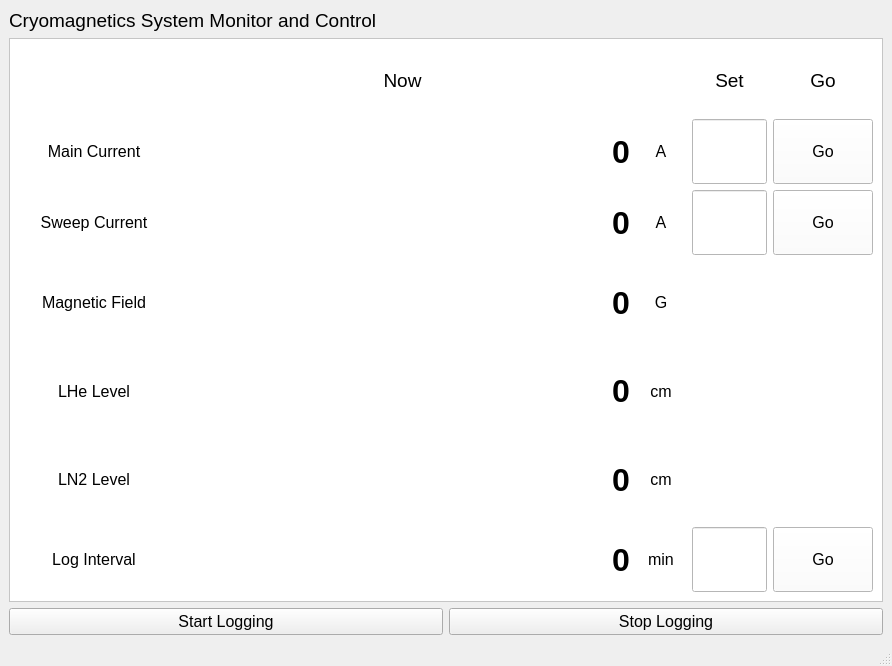
MichalKononenko/MrFreeze, file mr_freeze/ui/MainwindowUI.ui: the form before one commit.
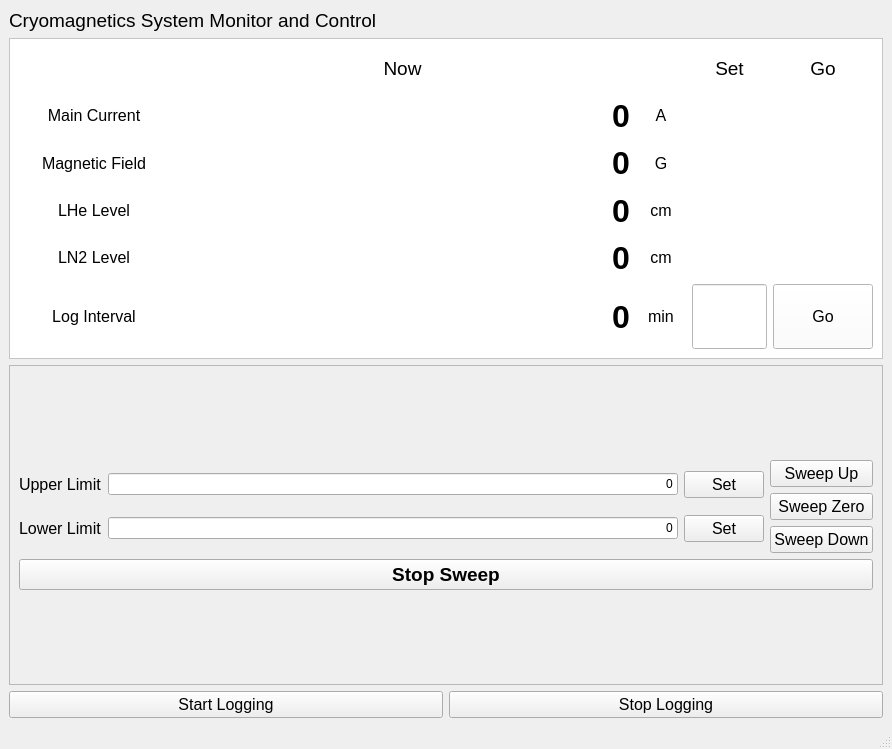
The form after the commit. Icons and pictures are not drawn.

Commit message: Rebuilt the UI, kept the old wiring.

What changed in the file:
```diff
--- a/mr_freeze/ui/MainwindowUI.ui
+++ b/mr_freeze/ui/MainwindowUI.ui
@@ -7,7 +7,7 @@
     <x>0</x>
     <y>0</y>
     <width>892</width>
-    <height>666</height>
+    <height>749</height>
    </rect>
   </property>
   <property name="maximumSize">
@@ -25,6 +25,34 @@
   </property>
   <widget class="QWidget" name="centralwidget">
    <layout class="QGridLayout" name="gridLayout">
+    <item row="6" column="0">
+     <layout class="QGridLayout" name="logging_button_panel">
+      <item row="0" column="0">
+       <widget class="QPushButton" name="start_logging_button">
+        <property name="font">
+         <font>
+          <pointsize>12</pointsize>
+         </font>
+        </property>
+        <property name="text">
+         <string>Start Logging</string>
+        </property>
+       </widget>
+      </item>
+      <item row="0" column="1">
+       <widget class="QPushButton" name="stop_logging_button">
+        <property name="font">
+         <font>
+          <pointsize>12</pointsize>
+         </font>
+        </property>
+        <property name="text">
+         <string>Stop Logging</string>
+        </property>
+       </widget>
+      </item>
+     </layout>
+    </item>
     <item row="0" column="0">
      <widget class="QLabel" name="label">
       <property name="font">
@@ -463,7 +491,7 @@
          <x>0</x>
          <y>0</y>
          <width>872</width>
-         <height>527</height>
+         <height>405</height>
         </rect>
        </property>
        <layout class="QGridLayout" name="gridLayout_3">
@@ -472,8 +500,53 @@
           <property name="sizeConstraint">
            <enum>QLayout::SetDefaultConstraint</enum>
           </property>
-          <item row="1" column="2">
-           <widget class="QLabel" name="main_current_display">
+          <item row="4" column="3">
+           <widget class="QLabel" name="ln2_unit_label">
+            <property name="font">
+             <font>
+              <pointsize>12</pointsize>
+             </font>
+            </property>
+            <property name="text">
+             <string>cm</string>
+            </property>
+            <property name="alignment">
+             <set>Qt::AlignCenter</set>
+            </property>
+           </widget>
+          </item>
+          <item row="5" column="4">
+           <widget class="QLineEdit" name="log_interval_textbox">
+            <property name="maximumSize">
+             <size>
+              <width>75</width>
+              <height>65</height>
+             </size>
+            </property>
+            <property name="font">
+             <font>
+              <pointsize>12</pointsize>
+             </font>
+            </property>
+           </widget>
+          </item>
+          <item row="5" column="3">
+           <widget class="QLabel" name="log_interval_unit_label">
+            <property name="font">
+             <font>
+              <pointsize>12</pointsize>
+             </font>
+            </property>
+            <property name="text">
+             <string>min</string>
+            </property>
+            <property name="alignment">
+             <set>Qt::AlignCenter</set>
+            </property>
+           </widget>
+          </item>
+          <item row="5" column="2">
+           <widget class="QLabel" name="log_interval_display">
             <property name="font">
              <font>
               <pointsize>24</pointsize>
@@ -490,23 +563,6 @@
            </widget>
           </item>
           <item row="3" column="2">
-           <widget class="QLabel" name="magnetic_field_display">
-            <property name="font">
-             <font>
-              <pointsize>24</pointsize>
-              <weight>75</weight>
-              <bold>true</bold>
-             </font>
-            </property>
-            <property name="text">
-             <string>0</string>
-            </property>
-            <property name="alignment">
-             <set>Qt::AlignRight|Qt::AlignTrailing|Qt::AlignVCenter</set>
-            </property>
-           </widget>
-          </item>
-          <item row="4" column="2">
            <widget class="QLabel" name="lhe_level_display">
             <property name="font">
              <font>
@@ -523,7 +579,64 @@
             </property>
            </widget>
           </item>
-          <item row="5" column="2">
+          <item row="5" column="0">
+           <widget class="QLabel" name="log_interval_label">
+            <property name="maximumSize">
+             <size>
+              <width>150</width>
+              <height>16777215</height>
+             </size>
+            </property>
+            <property name="font">
+             <font>
+              <pointsize>12</pointsize>
+             </font>
+            </property>
+            <property name="text">
+             <string>Log Interval</string>
+            </property>
+            <property name="alignment">
+             <set>Qt::AlignCenter</set>
+            </property>
+           </widget>
+          </item>
+          <item row="0" column="2">
+           <widget class="QLabel" name="value_section_title">
+            <property name="maximumSize">
+             <size>
+              <width>16777215</width>
+              <height>65</height>
+             </size>
+            </property>
+            <property name="font">
+             <font>
+              <pointsize>14</pointsize>
+             </font>
+            </property>
+            <property name="text">
+             <string>Now</string>
+            </property>
+            <property name="alignment">
+             <set>Qt::AlignCenter</set>
+            </property>
+           </widget>
+          </item>
+          <item row="3" column="3">
+           <widget class="QLabel" name="lhe_level_unit_label">
+            <property name="font">
+             <font>
+              <pointsize>12</pointsize>
+             </font>
+            </property>
+            <property name="text">
+             <string>cm</string>
+            </property>
+            <property name="alignment">
+             <set>Qt::AlignCenter</set>
+            </property>
+           </widget>
+          </item>
+          <item row="4" column="2">
            <widget class="QLabel" name="ln2_level_display">
             <property name="font">
              <font>
@@ -540,7 +653,43 @@
             </property>
            </widget>
           </item>
+          <item row="0" column="5">
+           <widget class="QLabel" name="go_section_title">
+            <property name="font">
+             <font>
+              <pointsize>14</pointsize>
+             </font>
+            </property>
+            <property name="text">
+             <string>Go</string>
+            </property>
+            <property name="alignment">
+             <set>Qt::AlignCenter</set>
+            </property>
+           </widget>
+          </item>
           <item row="3" column="0">
+           <widget class="QLabel" name="liquid_helium_label">
+            <property name="maximumSize">
+             <size>
+              <width>150</width>
+              <height>16777215</height>
+             </size>
+            </property>
+            <property name="font">
+             <font>
+              <pointsize>12</pointsize>
+             </font>
+            </property>
+            <property name="text">
+             <string>LHe Level</string>
+            </property>
+            <property name="alignment">
+             <set>Qt::AlignCenter</set>
+            </property>
+           </widget>
+          </item>
+          <item row="2" column="0">
            <widget class="QLabel" name="label_9">
             <property name="maximumSize">
              <size>
@@ -561,6 +710,28 @@
             </property>
            </widget>
           </item>
+          <item row="0" column="0">
+           <widget class="QLabel" name="blank_label">
+            <property name="text">
+             <string/>
+            </property>
+           </widget>
+          </item>
+          <item row="2" column="3">
+           <widget class="QLabel" name="magnetic_field_unit_label">
+            <property name="font">
+             <font>
+              <pointsize>12</pointsize>
+             </font>
+            </property>
+            <property name="text">
+             <string>G</string>
+            </property>
+            <property name="alignment">
+             <set>Qt::AlignCenter</set>
+            </property>
+           </widget>
+          </item>
           <item row="1" column="0">
            <widget class="QLabel" name="label_2">
             <property name="maximumSize">
@@ -582,42 +753,6 @@
             </property>
            </widget>
           </item>
-          <item row="3" column="3">
-           <widget class="QLabel" name="label_15">
-            <property name="font">
-             <font>
-              <pointsize>12</pointsize>
-             </font>
-            </property>
-            <property name="text">
-             <string>G</string>
-            </property>
-            <property name="alignment">
-             <set>Qt::AlignCenter</set>
-            </property>
-           </widget>
-          </item>
-          <item row="1" column="3">
-           <widget class="QLabel" name="label_4">
-            <property name="maximumSize">
-             <size>
-              <width>50</width>
-              <height>16777215</height>
-             </size>
-            </property>
-            <property name="font">
-             <font>
-              <pointsize>12</pointsize>
-             </font>
-            </property>
-            <property name="text">
-             <string>A</string>
-            </property>
-            <property name="alignment">
-             <set>Qt::AlignCenter</set>
-            </property>
-           </widget>
-          </item>
           <item row="0" column="4">
            <widget class="QLabel" name="label_7">
             <property name="font">
@@ -633,66 +768,6 @@
             </property>
            </widget>
           </item>
-          <item row="1" column="5">
-           <widget class="QPushButton" name="set_main_current_button">
-            <property name="minimumSize">
-             <size>
-              <width>0</width>
-              <height>65</height>
-             </size>
-            </property>
-            <property name="maximumSize">
-             <size>
-              <width>100</width>
-              <height>16777215</height>
-             </size>
-            </property>
-            <property name="font">
-             <font>
-              <pointsize>12</pointsize>
-             </font>
-            </property>
-            <property name="text">
-             <string>Go</string>
-            </property>
-           </widget>
-          </item>
-          <item row="2" column="4">
-           <widget class="QLineEdit" name="sweep_current_textbox">
-            <property name="minimumSize">
-             <size>
-              <width>0</width>
-              <height>65</height>
-             </size>
-            </property>
-            <property name="maximumSize">
-             <size>
-              <width>75</width>
-              <height>16777215</height>
-             </size>
-            </property>
-            <property name="font">
-             <font>
-              <pointsize>12</pointsize>
-             </font>
-            </property>
-           </widget>
-          </item>
-          <item row="0" column="5">
-           <widget class="QLabel" name="label_13">
-            <property name="font">
-             <font>
-              <pointsize>14</pointsize>
-             </font>
-            </property>
-            <property name="text">
-             <string>Go</string>
-            </property>
-            <property name="alignment">
-             <set>Qt::AlignCenter</set>
-            </property>
-           </widget>
-          </item>
           <item row="0" column="3">
            <widget class="QLabel" name="label_6">
             <property name="text">
@@ -700,8 +775,8 @@
             </property>
            </widget>
           </item>
-          <item row="5" column="0">
-           <widget class="QLabel" name="label_11">
+          <item row="4" column="0">
+           <widget class="QLabel" name="liquid_nitrogen_label">
             <property name="maximumSize">
              <size>
               <width>150</width>
@@ -721,68 +796,20 @@
             </property>
            </widget>
           </item>
-          <item row="4" column="3">
-           <widget class="QLabel" name="label_16">
-            <property name="font">
-             <font>
-              <pointsize>12</pointsize>
-             </font>
-            </property>
-            <property name="text">
-             <string>cm</string>
-            </property>
-            <property name="alignment">
-             <set>Qt::AlignCenter</set>
-            </property>
-           </widget>
-          </item>
-          <item row="2" column="5">
-           <widget class="QPushButton" name="pushButton_2">
-            <property name="minimumSize">
-             <size>
-              <width>0</width>
-              <height>65</height>
-             </size>
-            </property>
-            <property name="maximumSize">
-             <size>
-              <width>100</width>
-              <height>16777215</height>
-             </size>
-            </property>
-            <property name="font">
-             <font>
-              <pointsize>12</pointsize>
-             </font>
-            </property>
-            <property name="text">
-             <string>Go</string>
-            </property>
-           </widget>
-          </item>
-          <item row="6" column="3">
-           <widget class="QLabel" name="label_18">
-            <property name="font">
-             <font>
-              <pointsize>12</pointsize>
-             </font>
-            </property>
-            <property name="text">
-             <string>min</string>
-            </property>
-            <property name="alignment">
-             <set>Qt::AlignCenter</set>
-            </property>
-           </widget>
-          </item>
-          <item row="6" column="5">
+          <item row="5" column="5">
            <widget class="QPushButton" name="log_interval_go_button">
             <property name="minimumSize">
              <size>
-              <width>0</width>
+              <width>100</width>
               <height>65</height>
              </size>
             </property>
+            <property name="maximumSize">
+             <size>
+              <width>100</width>
+              <height>16777215</height>
+             </size>
+            </property>
             <property name="font">
              <font>
               <pointsize>12</pointsize>
@@ -793,165 +820,8 @@
             </property>
            </widget>
           </item>
-          <item row="5" column="3">
-           <widget class="QLabel" name="label_17">
-            <property name="font">
-             <font>
-              <pointsize>12</pointsize>
-             </font>
-            </property>
-            <property name="text">
-             <string>cm</string>
-            </property>
-            <property name="alignment">
-             <set>Qt::AlignCenter</set>
-            </property>
-           </widget>
-          </item>
-          <item row="6" column="0">
-           <widget class="QLabel" name="label_12">
-            <property name="maximumSize">
-             <size>
-              <width>150</width>
-              <height>16777215</height>
-             </size>
-            </property>
-            <property name="font">
-             <font>
-              <pointsize>12</pointsize>
-             </font>
-            </property>
-            <property name="text">
-             <string>Log Interval</string>
-            </property>
-            <property name="alignment">
-             <set>Qt::AlignCenter</set>
-            </property>
-           </widget>
-          </item>
-          <item row="4" column="0">
-           <widget class="QLabel" name="label_10">
-            <property name="maximumSize">
-             <size>
-              <width>150</width>
-              <height>16777215</height>
-             </size>
-            </property>
-            <property name="font">
-             <font>
-              <pointsize>12</pointsize>
-             </font>
-            </property>
-            <property name="text">
-             <string>LHe Level</string>
-            </property>
-            <property name="alignment">
-             <set>Qt::AlignCenter</set>
-            </property>
-           </widget>
-          </item>
-          <item row="0" column="0">
-           <widget class="QLabel" name="label_3">
-            <property name="text">
-             <string/>
-            </property>
-           </widget>
-          </item>
-          <item row="0" column="2">
-           <widget class="QLabel" name="label_5">
-            <property name="maximumSize">
-             <size>
-              <width>16777215</width>
-              <height>65</height>
-             </size>
-            </property>
-            <property name="font">
-             <font>
-              <pointsize>14</pointsize>
-             </font>
-            </property>
-            <property name="text">
-             <string>Now</string>
-            </property>
-            <property name="alignment">
-             <set>Qt::AlignCenter</set>
-            </property>
-           </widget>
-          </item>
-          <item row="2" column="0">
-           <widget class="QLabel" name="label_8">
-            <property name="maximumSize">
-             <size>
-              <width>150</width>
-              <height>16777215</height>
-             </size>
-            </property>
-            <property name="font">
-             <font>
-              <pointsize>12</pointsize>
-             </font>
-            </property>
-            <property name="text">
-             <string>Sweep Current</string>
-            </property>
-            <property name="alignment">
-             <set>Qt::AlignCenter</set>
-            </property>
-           </widget>
-          </item>
-          <item row="2" column="3">
-           <widget class="QLabel" name="label_14">
-            <property name="font">
-             <font>
-              <pointsize>12</pointsize>
-             </font>
-            </property>
-            <property name="text">
-             <string>A</string>
-            </property>
-            <property name="alignment">
-             <set>Qt::AlignCenter</set>
-            </property>
-           </widget>
-          </item>
-          <item row="6" column="4">
-           <widget class="QLineEdit" name="log_interval_textbox">
-            <property name="maximumSize">
-             <size>
-              <width>75</width>
-              <height>65</height>
-             </size>
-            </property>
-            <property name="font">
-             <font>
-              <pointsize>12</pointsize>
-             </font>
-            </property>
-           </widget>
-          </item>
-          <item row="1" column="4">
-           <widget class="QLineEdit" name="main_current_textbox">
-            <property name="minimumSize">
-             <size>
-              <width>0</width>
-              <height>65</height>
-             </size>
-            </property>
-            <property name="maximumSize">
-             <size>
-              <width>75</width>
-              <height>16777215</height>
-             </size>
-            </property>
-            <property name="font">
-             <font>
-              <pointsize>12</pointsize>
-             </font>
-            </property>
-           </widget>
-          </item>
-          <item row="6" column="2">
-           <widget class="QLabel" name="log_interval_display">
+          <item row="1" column="2">
+           <widget class="QLabel" name="main_current_display">
             <property name="font">
              <font>
               <pointsize>24</pointsize>
@@ -968,7 +838,7 @@
            </widget>
           </item>
           <item row="2" column="2">
-           <widget class="QLabel" name="sweep_current_display">
+           <widget class="QLabel" name="magnetic_field_display">
             <property name="font">
              <font>
               <pointsize>24</pointsize>
@@ -984,39 +854,185 @@
             </property>
            </widget>
           </item>
+          <item row="1" column="3">
+           <widget class="QLabel" name="current_unit_label">
+            <property name="maximumSize">
+             <size>
+              <width>50</width>
+              <height>16777215</height>
+             </size>
+            </property>
+            <property name="font">
+             <font>
+              <pointsize>12</pointsize>
+             </font>
+            </property>
+            <property name="text">
+             <string>A</string>
+            </property>
+            <property name="alignment">
+             <set>Qt::AlignCenter</set>
+            </property>
+           </widget>
+          </item>
          </layout>
         </item>
        </layout>
       </widget>
      </widget>
     </item>
-    <item row="2" column="0">
-     <layout class="QGridLayout" name="gridLayout_5">
-      <item row="0" column="0">
-       <widget class="QPushButton" name="start_logging_button">
-        <property name="font">
-         <font>
-          <pointsize>12</pointsize>
-         </font>
-        </property>
-        <property name="text">
-         <string>Start Logging</string>
-        </property>
-       </widget>
-      </item>
-      <item row="0" column="1">
-       <widget class="QPushButton" name="stop_logging_button">
-        <property name="font">
-         <font>
-          <pointsize>12</pointsize>
-         </font>
-        </property>
-        <property name="text">
-         <string>Stop Logging</string>
-        </property>
-       </widget>
-      </item>
-     </layout>
+    <item row="3" column="0">
+     <widget class="QScrollArea" name="scrollArea_2">
+      <property name="widgetResizable">
+       <bool>true</bool>
+      </property>
+      <widget class="QWidget" name="scrollAreaWidgetContents_2">
+       <property name="geometry">
+        <rect>
+         <x>0</x>
+         <y>0</y>
+         <width>872</width>
+         <height>197</height>
+        </rect>
+       </property>
+       <layout class="QGridLayout" name="gridLayout_6">
+        <item row="0" column="0">
+         <layout class="QVBoxLayout" name="verticalLayout_2">
+          <item>
+           <layout class="QHBoxLayout" name="horizontalLayout">
+            <item>
+             <layout class="QGridLayout" name="gridLayout_7">
+              <item row="0" column="2">
+               <widget class="QPushButton" name="set_upper_sweep_current_button">
+                <property name="font">
+                 <font>
+                  <pointsize>12</pointsize>
+                 </font>
+                </property>
+                <property name="text">
+                 <string>Set</string>
+                </property>
+               </widget>
+              </item>
+              <item row="1" column="1">
+               <widget class="QLineEdit" name="lower_sweep_limit">
+                <property name="text">
+                 <string>0</string>
+                </property>
+                <property name="alignment">
+                 <set>Qt::AlignRight|Qt::AlignTrailing|Qt::AlignVCenter</set>
+                </property>
+               </widget>
+              </item>
+              <item row="0" column="1">
+               <widget class="QLineEdit" name="upper_sweep_limit">
+                <property name="text">
+                 <string>0</string>
+                </property>
+                <property name="alignment">
+                 <set>Qt::AlignRight|Qt::AlignTrailing|Qt::AlignVCenter</set>
+                </property>
+               </widget>
+              </item>
+              <item row="1" column="2">
+               <widget class="QPushButton" name="set_lower_sweep_current_button">
+                <property name="font">
+                 <font>
+                  <pointsize>12</pointsize>
+                 </font>
+                </property>
+                <property name="text">
+                 <string>Set</string>
+                </property>
+               </widget>
+              </item>
+              <item row="0" column="0">
+               <widget class="QLabel" name="label_8">
+                <property name="font">
+                 <font>
+                  <pointsize>12</pointsize>
+                 </font>
+                </property>
+                <property name="text">
+                 <string>Upper Limit</string>
+                </property>
+               </widget>
+              </item>
+              <item row="1" column="0">
+               <widget class="QLabel" name="label_19">
+                <property name="font">
+                 <font>
+                  <pointsize>12</pointsize>
+                 </font>
+                </property>
+                <property name="text">
+                 <string>Lower Limit</string>
+                </property>
+               </widget>
+              </item>
+             </layout>
+            </item>
+            <item>
+             <layout class="QVBoxLayout" name="verticalLayout">
+              <item>
+               <widget class="QPushButton" name="sweep_up_button">
+                <property name="font">
+                 <font>
+                  <pointsize>12</pointsize>
+                 </font>
+                </property>
+                <property name="text">
+                 <string>Sweep Up</string>
+                </property>
+               </widget>
+              </item>
+              <item>
+               <widget class="QPushButton" name="sweep_zero_button">
+                <property name="font">
+                 <font>
+                  <pointsize>12</pointsize>
+                 </font>
+                </property>
+                <property name="text">
+                 <string>Sweep Zero</string>
+                </property>
+               </widget>
+              </item>
+              <item>
+               <widget class="QPushButton" name="pushButton_3">
+                <property name="font">
+                 <font>
+                  <pointsize>12</pointsize>
+                 </font>
+                </property>
+                <property name="text">
+                 <string>Sweep Down</string>
+                </property>
+               </widget>
+              </item>
+             </layout>
+            </item>
+           </layout>
+          </item>
+          <item>
+           <widget class="QPushButton" name="stop_sweep_button">
+            <property name="font">
+             <font>
+              <pointsize>14</pointsize>
+              <weight>75</weight>
+              <bold>true</bold>
+             </font>
+            </property>
+            <property name="text">
+             <string>Stop Sweep</string>
+            </property>
+           </widget>
+          </item>
+         </layout>
+        </item>
+       </layout>
+      </widget>
+     </widget>
     </item>
    </layout>
   </widget>
```
Left out of the diff: 10 changed lines with no effect on the pictures. The commit also changes 2 other files.
